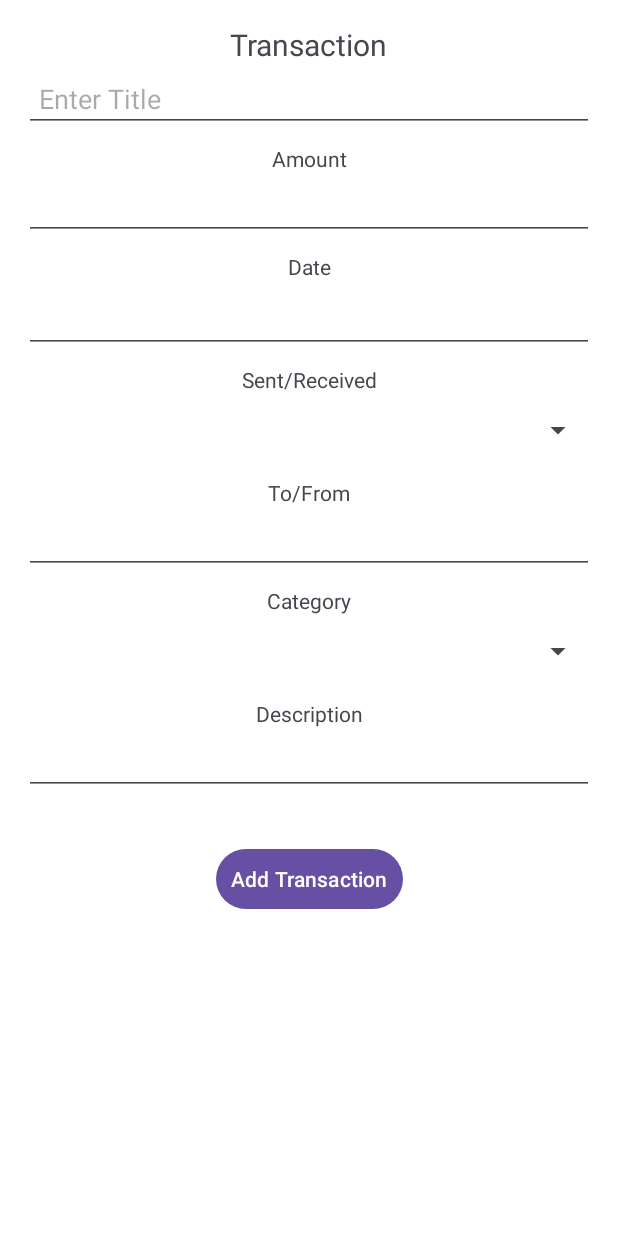
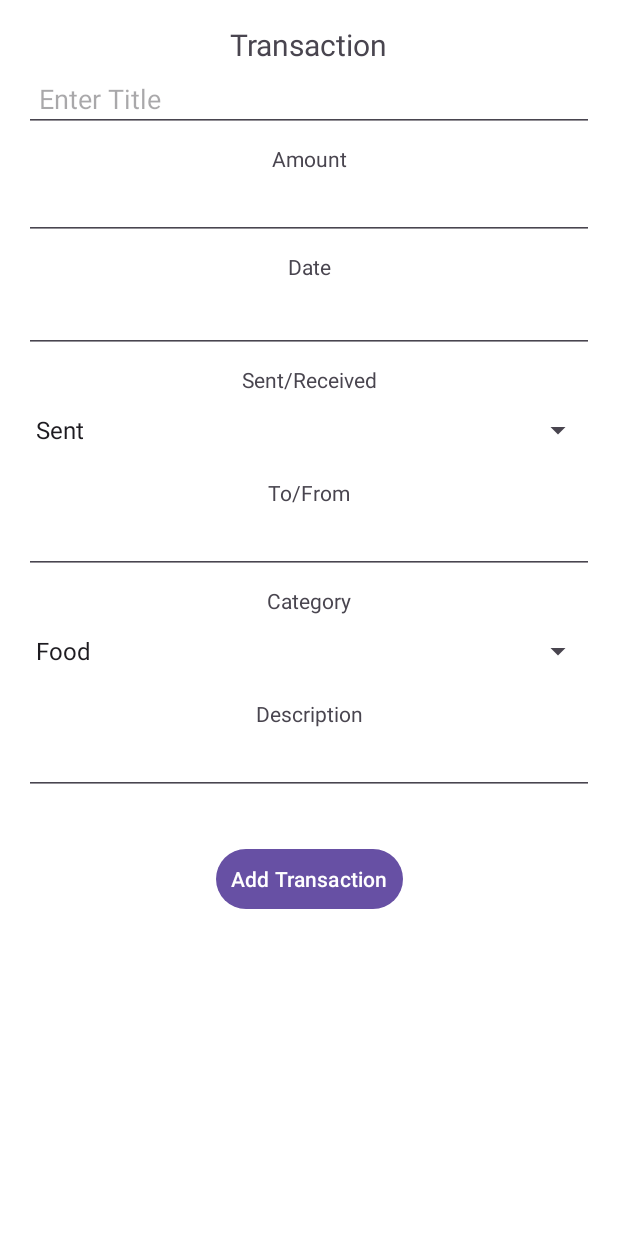
Before and after one commit to ST10191686/KashDaddy, an Android app: the TransactionsActivity screen opened directly, with no data from a screen before it, after a tap on "Add Transaction", on a phone screen of 412 x 824 dp. Run offline under Robolectric (Android 15) with nearby library versions, the phone set to English and light mode, and no system bars; our stand-ins replace Firebase (no records; nobody signed in at launch, a user with empty details on screens opened directly).

Commit message:
Transactions Works

```diff
--- a/app/src/main/java/com/example/kashdaddy/TransactionsActivity.kt
+++ b/app/src/main/java/com/example/kashdaddy/TransactionsActivity.kt
@@ -4,10 +4,12 @@ import android.os.Bundle
 import android.view.LayoutInflater
 import android.view.View
 import android.view.ViewGroup
+import android.widget.ArrayAdapter
 import android.widget.Button
 import android.widget.EditText
 import android.widget.Spinner
 import android.widget.TextView
+import android.widget.Toast
 import androidx.appcompat.app.AppCompatActivity
 import androidx.recyclerview.widget.LinearLayoutManager
 import androidx.recyclerview.widget.RecyclerView
@@ -49,25 +51,49 @@ class TransactionsActivity : AppCompatActivity() {
     private fun showAddTransactionLayout() {
         setContentView(R.layout.activity_add_transactions)
 
+        // Initialize spinners with data
+        val sentReceivedSpinner = findViewById<Spinner>(R.id.sentReceivedSpinner)
+        val categorySpinner = findViewById<Spinner>(R.id.categorySpinner)
+
+        // Sample data for the spinners
+        val sentReceivedOptions = arrayOf("Sent", "Received")
+        val categoryOptions = arrayOf("Food", "Transport", "Entertainment", "Other")
+
+        // Set up ArrayAdapters for the spinners
+        val sentReceivedAdapter = ArrayAdapter(this, android.R.layout.simple_spinner_item, sentReceivedOptions)
+        sentReceivedAdapter.setDropDownViewResource(android.R.layout.simple_spinner_dropdown_item)
+        sentReceivedSpinner.adapter = sentReceivedAdapter
+
+        val categoryAdapter = ArrayAdapter(this, android.R.layout.simple_spinner_item, categoryOptions)
+        categoryAdapter.setDropDownViewResource(android.R.layout.simple_spinner_dropdown_item)
+        categorySpinner.adapter = categoryAdapter
+
         // Handle the Add Transaction button click
         val addTransactionButton = findViewById<Button>(R.id.addTransactionButton)
         addTransactionButton.setOnClickListener {
-            // Save the transaction and switch back to the transactions list
             saveTransaction()
         }
     }
 
+
     // Method to save a new transaction
     private fun saveTransaction() {
-        // Make sure these IDs match the actual IDs in your activity_add_transactions.xml
-        val title = findViewById<EditText>(R.id.titleEditText).text.toString()
+        // Get input data
+        val title = findViewById<EditText>(R.id.titleEditText).text.toString().trim()
         val amount = findViewById<EditText>(R.id.amountEditText).text.toString().toDoubleOrNull() ?: 0.0
-        val date = findViewById<EditText>(R.id.dateEditText).text.toString()
+        val date = findViewById<EditText>(R.id.dateEditText).text.toString().trim()
         val type = findViewById<Spinner>(R.id.sentReceivedSpinner).selectedItem.toString()
-        val toFrom = findViewById<EditText>(R.id.toFromEditText).text.toString()
+        val toFrom = findViewById<EditText>(R.id.toFromEditText).text.toString().trim()
         val category = findViewById<Spinner>(R.id.categorySpinner).selectedItem.toString()
-        val description = findViewById<EditText>(R.id.descriptionEditText).text.toString()
+        val description = findViewById<EditText>(R.id.descriptionEditText).text.toString().trim()
 
+        if (title.isEmpty() || date.isEmpty() || toFrom.isEmpty() || category.isEmpty()) {
+            // Show error message
+            Toast.makeText(this, "Please fill all required fields.", Toast.LENGTH_SHORT).show()
+            return
+        }
+
+        // Create a new Transaction object
         val newTransaction = Transaction(
             title = title,
             amount = amount,
@@ -78,13 +104,14 @@ class TransactionsActivity : AppCompatActivity() {
             description = description
         )
 
-        // Save the new transaction to Firebase
+        // Save to Firebase
         val databaseReference = FirebaseDatabase.getInstance().getReference("transactions")
         val transactionId = databaseReference.push().key
         if (transactionId != null) {
             databaseReference.child(transactionId).setValue(newTransaction).addOnCompleteListener {
                 if (it.isSuccessful) {
-                    // Successfully saved, switch back to transaction history layout
+                    Toast.makeText(this, "Transaction added successfully.", Toast.LENGTH_SHORT).show()
+                    // Switch back to transaction history layout
                     setContentView(R.layout.activity_transactions)
                     recyclerView = findViewById(R.id.transactions_recycler_view)
                     recyclerView.layoutManager = LinearLayoutManager(this)
@@ -92,10 +119,13 @@ class TransactionsActivity : AppCompatActivity() {
                     loadTransactions() // Reload transactions to include the new one
                 } else {
                     // Handle save failure
+                    Toast.makeText(this, "Failed to add transaction.", Toast.LENGTH_SHORT).show()
                 }
             }
         }
     }
+
+
 
 
     // Method to load transactions from the database
@@ -116,9 +146,11 @@ class TransactionsActivity : AppCompatActivity() {
 
             override fun onCancelled(databaseError: DatabaseError) {
                 // Handle possible errors
+                Toast.makeText(this@TransactionsActivity, "Failed to load transactions.", Toast.LENGTH_SHORT).show()
             }
         })
     }
+
 
     // Data class to represent a Transaction
     data class Transaction(
```
